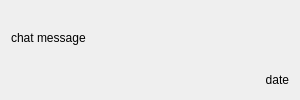
First picture: the form in ui/chatbubble.ui, repository Gui13/qlinphone, before the edit.
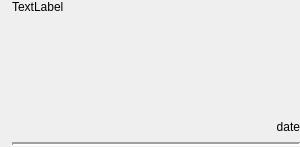
Second picture: the form after the edit.

Patch:
```diff
--- a/ui/chatbubble.ui
+++ b/ui/chatbubble.ui
@@ -7,19 +7,49 @@
     <x>0</x>
     <y>0</y>
     <width>300</width>
-    <height>100</height>
+    <height>147</height>
    </rect>
   </property>
+  <property name="sizePolicy">
+   <sizepolicy hsizetype="Preferred" vsizetype="Preferred">
+    <horstretch>0</horstretch>
+    <verstretch>0</verstretch>
+   </sizepolicy>
+  </property>
   <property name="windowTitle">
    <string>Form</string>
   </property>
   <layout class="QGridLayout" name="gridLayout">
+   <property name="leftMargin">
+    <number>12</number>
+   </property>
+   <property name="topMargin">
+    <number>0</number>
+   </property>
+   <property name="rightMargin">
+    <number>0</number>
+   </property>
+   <property name="bottomMargin">
+    <number>0</number>
+   </property>
    <item row="0" column="0">
     <layout class="QVBoxLayout" name="verticalLayout">
+     <property name="sizeConstraint">
+      <enum>QLayout::SetNoConstraint</enum>
+     </property>
      <item>
       <widget class="QLabel" name="text">
        <property name="text">
-        <string>chat message</string>
+        <string>TextLabel</string>
+       </property>
+       <property name="textFormat">
+        <enum>Qt::PlainText</enum>
+       </property>
+       <property name="alignment">
+        <set>Qt::AlignLeading|Qt::AlignLeft|Qt::AlignTop</set>
+       </property>
+       <property name="wordWrap">
+        <bool>true</bool>
        </property>
       </widget>
      </item>
@@ -84,6 +114,22 @@
        </item>
       </layout>
      </item>
+     <item>
+      <widget class="Line" name="line">
+       <property name="minimumSize">
+        <size>
+         <width>0</width>
+         <height>5</height>
+        </size>
+       </property>
+       <property name="lineWidth">
+        <number>2</number>
+       </property>
+       <property name="orientation">
+        <enum>Qt::Horizontal</enum>
+       </property>
+      </widget>
+     </item>
     </layout>
    </item>
   </layout>
```
Left out of the diff: 2 changed lines with no effect on the pictures.
